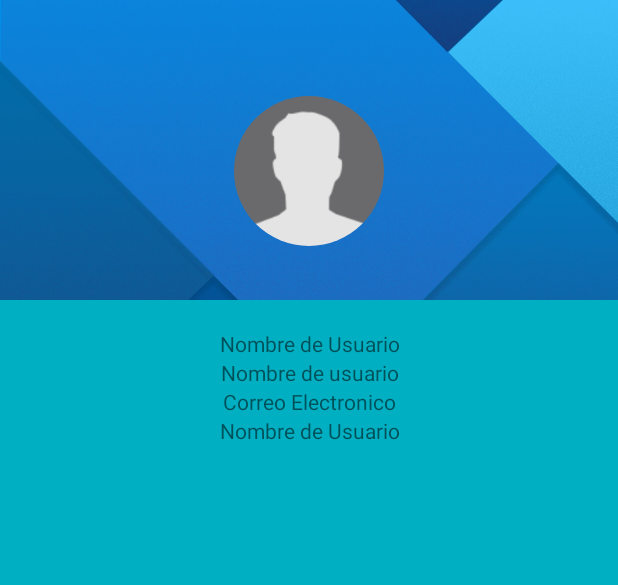
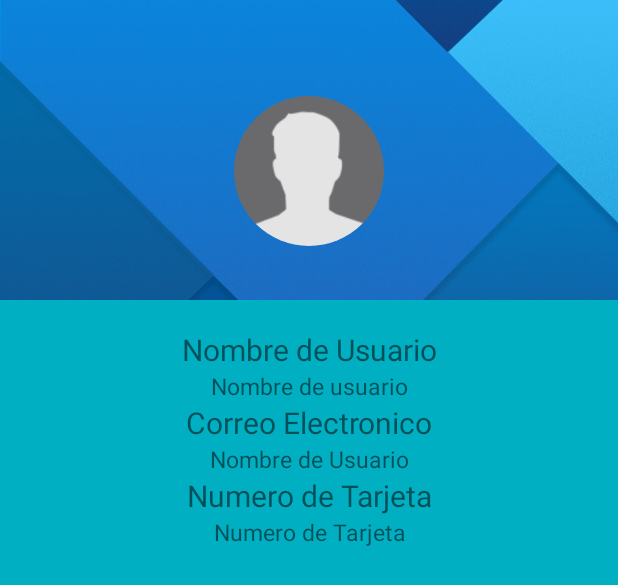
Before and after one commit to Albertopls/MyApp-master2, an Android app: the layout fragment_fragment_perfil.xml on its own in the app's theme, with its tools: preview values and no code run, on a phone screen of 412 x 824 dp. Shown: the top 585 px of the screen. Run offline under Robolectric (Android 15) with nearby library versions, the phone set to English and light mode, and no system bars; network calls fail.

Commit message:
Profile num tarjeta

```diff
--- a/app/src/main/res/layout/fragment_fragment_perfil.xml
+++ b/app/src/main/res/layout/fragment_fragment_perfil.xml
@@ -58,6 +58,7 @@
                 android:layout_width="match_parent"
                 android:layout_height="wrap_content"
                 android:layout_alignParentStart="true"
+                android:textSize="20dp"
                 android:layout_below="@+id/profile_image"
                 android:layout_marginTop="55dp"
                 android:text="Nombre de Usuario"
@@ -66,6 +67,7 @@
             <TextView
                 android:id="@+id/textViewUsername"
                 android:text="Nombre de usuario"
+                android:textSize="15dp"
                 android:layout_width="match_parent"
                 android:layout_height="wrap_content"
                 android:layout_alignParentStart="true"
@@ -76,6 +78,7 @@
                 android:id="@+id/textView2"
                 android:layout_width="match_parent"
                 android:layout_height="wrap_content"
+                android:textSize="20dp"
                 android:layout_alignParentStart="true"
                 android:layout_below="@+id/textViewUsername"
                 android:text="Correo Electronico"
@@ -85,9 +88,31 @@
                 android:id="@+id/textViewUserEmail"
                 android:layout_width="match_parent"
                 android:layout_height="wrap_content"
+                android:textSize="15dp"
                 android:layout_alignParentStart="true"
                 android:layout_below="@+id/textView2"
                 android:text="Nombre de Usuario"
                 android:textAlignment="center" />
+
+            <TextView
+                android:id="@+id/textView10"
+                android:layout_width="match_parent"
+                android:layout_height="wrap_content"
+                android:textSize="20dp"
+                android:layout_alignParentStart="true"
+                android:layout_below="@+id/textViewUserEmail"
+                android:text="Numero de Tarjeta"
+                android:textAlignment="center" />
+
+            <TextView
+                android:id="@+id/textViewNumeroTarjeta"
+                android:layout_width="match_parent"
+                android:layout_height="wrap_content"
+                android:textSize="15dp"
+                android:layout_alignParentStart="true"
+                android:layout_below="@+id/textView10"
+                android:text="Numero de Tarjeta"
+                android:textAlignment="center" />
+
         </RelativeLayout>
 </FrameLayout>
```
Also changed, not shown: app/src/main/java/com/example/eduardopalacios/myapp/FragmentPerfil.java (+6 -1 lines), app/src/main/java/com/example/eduardopalacios/myapp/PreferenciasUsuario.java (+44 -0 lines), 3 other files.
